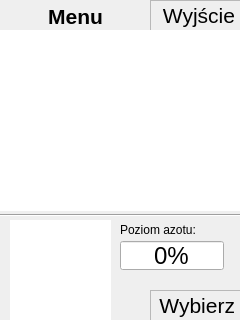
Old version of the form menuscreen.ui in the repository kosiu/Kriosan.
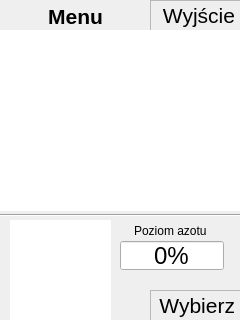
New version of the form. Custom widgets are drawn as their Qt base class.

The edit to the form file:
```diff
--- a/menuscreen.ui
+++ b/menuscreen.ui
@@ -18,17 +18,9 @@
   <property name="toolButtonStyle" >
    <enum>Qt::ToolButtonIconOnly</enum>
   </property>
-  <widget class="QWidget" name="centralwidget" >
-   <property name="geometry" >
-    <rect>
-     <x>0</x>
-     <y>0</y>
-     <width>240</width>
-     <height>320</height>
-    </rect>
-   </property>
-   <widget class="QLabel" name="selectLabel" >
-    <property name="geometry" >
+  <widget class="QWidget" name="centralwidget">
+   <widget class="QLabel" name="selectLabel">
+    <property name="geometry">
      <rect>
       <x>150</x>
       <y>290</y>
@@ -139,16 +131,19 @@
      <enum>Qt::Horizontal</enum>
     </property>
    </widget>
-   <widget class="QWidget" name="layoutWidget" >
-    <property name="geometry" >
+   <widget class="QWidget" name="layoutWidget">
+    <property name="geometry">
      <rect>
       <x>0</x>
       <y>0</y>
-      <width>151</width>
+      <width>150</width>
       <height>32</height>
      </rect>
     </property>
-    <layout class="QHBoxLayout" name="horizontalLayout_6" >
+    <layout class="QHBoxLayout" name="horizontalLayoutTitle">
+     <property name="sizeConstraint">
+      <enum>QLayout::SetDefaultConstraint</enum>
+     </property>
      <item>
       <spacer name="horizontalSpacer_4" >
        <property name="orientation" >
@@ -228,22 +223,35 @@
      <enum>Qt::ScrollBarAlwaysOff</enum>
     </property>
    </widget>
-   <widget class="QWidget" name="layoutWidget_2" >
-    <property name="geometry" >
+   <widget class="QWidget" name="layoutWidget_2">
+    <property name="geometry">
      <rect>
-      <x>120</x>
+      <x>100</x>
       <y>220</y>
-      <width>121</width>
-      <height>20</height>
+      <width>142</width>
+      <height>22</height>
      </rect>
     </property>
     <layout class="QHBoxLayout" name="horizontalLayout_7" >
      <item>
-      <widget class="QLabel" name="levelLabel" >
-       <property name="text" >
-        <string>Poziom azotu:</string>
+      <spacer name="horizontalSpacer_2">
+       <property name="orientation">
+        <enum>Qt::Horizontal</enum>
        </property>
-       <property name="buddy" >
+       <property name="sizeHint" stdset="0">
+        <size>
+         <width>40</width>
+         <height>20</height>
+        </size>
+       </property>
+      </spacer>
+     </item>
+     <item>
+      <widget class="QLabel" name="levelLabel">
+       <property name="text">
+        <string>Poziom azotu</string>
+       </property>
+       <property name="buddy">
         <cstring>levelEdit</cstring>
        </property>
       </widget>
```
Left out of the diff: 135 changed lines with no effect on the pictures.
